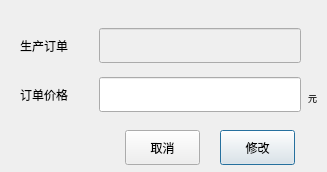
Old version of the form Qt/ERP/dialogmodprice.ui in the repository superp2017/NTERP.
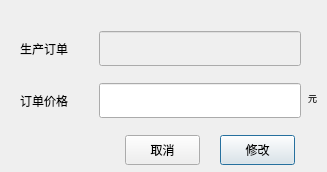
New version of the form.

Diff of the .ui file:
```diff
--- a/Qt/ERP/dialogmodprice.ui
+++ b/Qt/ERP/dialogmodprice.ui
@@ -29,15 +29,15 @@
    <property name="geometry">
     <rect>
      <x>220</x>
-     <y>130</y>
+     <y>135</y>
      <width>75</width>
-     <height>35</height>
+     <height>30</height>
     </rect>
    </property>
    <property name="minimumSize">
     <size>
      <width>0</width>
-     <height>35</height>
+     <height>30</height>
     </size>
    </property>
    <property name="text">
@@ -48,15 +48,15 @@
    <property name="geometry">
     <rect>
      <x>125</x>
-     <y>130</y>
+     <y>135</y>
      <width>75</width>
-     <height>35</height>
+     <height>30</height>
     </rect>
    </property>
    <property name="minimumSize">
     <size>
      <width>0</width>
-     <height>35</height>
+     <height>30</height>
     </size>
    </property>
    <property name="text">
@@ -69,7 +69,7 @@
      <x>20</x>
      <y>20</y>
      <width>281</width>
-     <height>101</height>
+     <height>111</height>
     </rect>
    </property>
    <layout class="QGridLayout" name="gridLayout">
```
